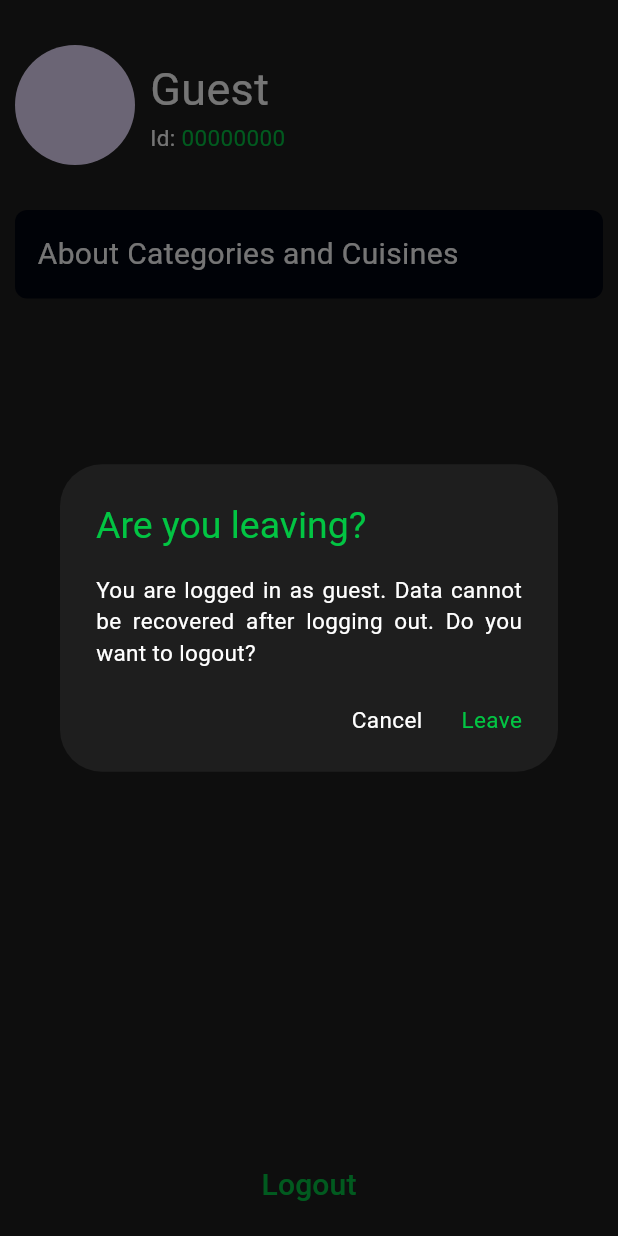
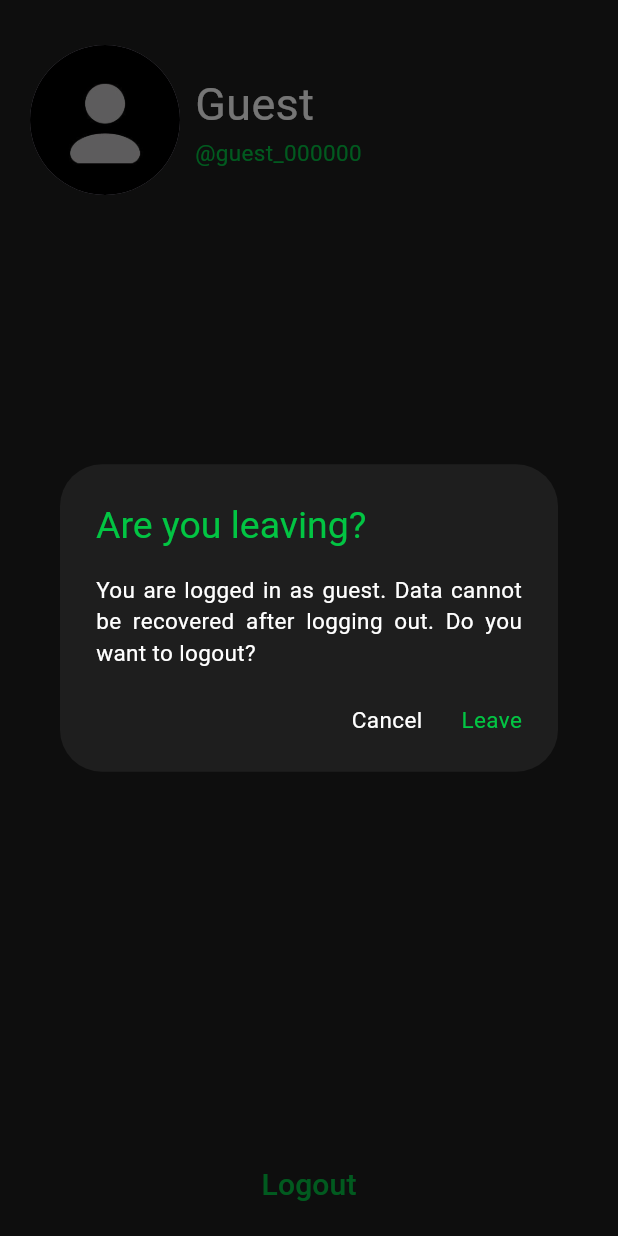
Before and after one commit to amal-tech-dev/foodies, a Flutter app: the ProfileScreen screen opened directly, after a tap on "Logout", on a phone screen of 412 x 824 dp. Run offline on Flutter 3.47's test engine with Material 3 defaults, Android fonts, the phone set to English and light mode, and no system bars; our stand-ins replace carousel_slider, flutter_svg, font_awesome_flutter, lottie, shared_preferences; accounts and stored records are empty.

Commit message:
edited profile_screen

```diff
--- a/lib/utils/image_constant.dart
+++ b/lib/utils/image_constant.dart
@@ -7,4 +7,5 @@ class ImageConstant {
   static const String loginThumbnail = Assets.thumbnailsLogin;
   static const String signupThumbnail = Assets.thumbnailsSignup;
   static const String addRecipeThumbnail = Assets.thumbnailsAddRecipe;
+  static const String profilePicture = Assets.imagesProfile;
 }
--- a/lib/view/menu_screen/menu_screen.dart
+++ b/lib/view/menu_screen/menu_screen.dart
@@ -67,7 +67,7 @@ class _MenuScreenState extends State<MenuScreen> {
                           horizontal: 40,
                         ),
                         child: Text(
-                          StringConstant.emptyKitchen,
+                          StringConstant.emptyMenu,
                           style: TextStyle(
                             color: ColorConstant.secondaryColor,
                             fontSize: DimenConstant.subtitleText,
--- a/lib/view/profile_screen/profile_screen.dart
+++ b/lib/view/profile_screen/profile_screen.dart
@@ -1,7 +1,8 @@
 import 'package:flutter/material.dart';
 import 'package:foodies/utils/color_constant.dart';
 import 'package:foodies/utils/dimen_constant.dart';
-import 'package:foodies/view/about_screen/about_screen.dart';
+import 'package:foodies/utils/image_constant.dart';
+import 'package:foodies/utils/string_constant.dart';
 import 'package:foodies/view/login_screen/login_screen.dart';
 import 'package:foodies/view/my_recipes_screen/my_recipes_screen.dart';
 import 'package:foodies/view/profile_screen/profile_widgets/profile_tile.dart';
@@ -48,14 +49,11 @@ class _ProfileScreenState extends State<ProfileScreen> {
               crossAxisAlignment: CrossAxisAlignment.start,
               children: [
                 ProfileTile(
-                  id: 0,
+                  username: 'guest_000000',
                   name: 'Guest',
-                  imageUrl: '',
+                  image: ImageConstant.profilePicture,
                 ),
-                Visibility(
-                  visible: !isGuest,
-                  child: DimenConstant.separator,
-                ),
+                DimenConstant.separator,
                 Visibility(
                   visible: !isGuest,
                   child: SettingsTile(
@@ -63,10 +61,9 @@ class _ProfileScreenState extends State<ProfileScreen> {
                     screen: MyRecipesScreen(),
                   ),
                 ),
-                DimenConstant.separator,
-                SettingsTile(
-                  name: 'About Categories and Cuisines',
-                  screen: AboutScreen(),
+                Visibility(
+                  visible: !isGuest,
+                  child: DimenConstant.separator,
                 ),
               ],
             ),
@@ -86,8 +83,8 @@ class _ProfileScreenState extends State<ProfileScreen> {
                     ),
                     content: Text(
                       isGuest
-                          ? 'You are logged in as guest. Data cannot be recovered after logging out. Do you want to logout?'
-                          : 'Do you want to logout?',
+                          ? StringConstant.logoutAlertGuest
+                          : StringConstant.logoutAlert,
                       style: TextStyle(
                         color: ColorConstant.primaryColor,
                         fontSize: DimenConstant.smallText,
@@ -107,7 +104,10 @@ class _ProfileScreenState extends State<ProfileScreen> {
                       ),
                       DimenConstant.separator,
                       InkWell(
-                        onTap: () {
+                        onTap: () async {
+                          SharedPreferences preferences =
+                              await SharedPreferences.getInstance();
+                          preferences.setBool('loggedin', false);
                           Navigator.pushAndRemoveUntil(
                             context,
                             MaterialPageRoute(
--- a/lib/view/profile_screen/profile_widgets/profile_tile.dart
+++ b/lib/view/profile_screen/profile_widgets/profile_tile.dart
@@ -4,13 +4,12 @@ import 'package:foodies/utils/dimen_constant.dart';
 import 'package:foodies/view/user_profile_screen/user_profile_screen.dart';
 
 class ProfileTile extends StatelessWidget {
-  int id;
-  String name, imageUrl;
+  String username, name, image;
   ProfileTile({
     super.key,
-    required this.id,
+    required this.username,
     required this.name,
-    required this.imageUrl,
+    required this.image,
   });
 
   @override
@@ -25,13 +24,14 @@ class ProfileTile extends StatelessWidget {
       child: Padding(
         padding: const EdgeInsets.symmetric(
           vertical: DimenConstant.edgePadding * 2,
+          horizontal: DimenConstant.edgePadding,
         ),
         child: Row(
           children: [
             CircleAvatar(
-              radius: 40,
+              radius: 50,
               backgroundImage: AssetImage(
-                imageUrl,
+                image,
               ),
             ),
             DimenConstant.separator,
@@ -47,23 +47,12 @@ class ProfileTile extends StatelessWidget {
                   maxLines: 2,
                   overflow: TextOverflow.ellipsis,
                 ),
-                Row(
-                  children: [
-                    Text(
-                      'Id: ',
-                      style: TextStyle(
-                        color: ColorConstant.primaryColor,
-                        fontSize: DimenConstant.smallText,
-                      ),
-                    ),
-                    Text(
-                      id.toString().padLeft(8, '0'),
-                      style: TextStyle(
-                        color: ColorConstant.secondaryColor,
-                        fontSize: DimenConstant.smallText,
-                      ),
-                    ),
-                  ],
+                Text(
+                  '@${username}',
+                  style: TextStyle(
+                    color: ColorConstant.secondaryColor,
+                    fontSize: DimenConstant.smallText,
+                  ),
                 ),
               ],
             )
--- a/lib/view/recipe_feed_screen/recipe_feed_widgets/filter_item.dart
+++ b/lib/view/recipe_feed_screen/recipe_feed_widgets/filter_item.dart
@@ -38,6 +38,7 @@ class FilterItem extends StatelessWidget {
                   : ColorConstant.primaryColor,
               fontSize: DimenConstant.extraSmallText,
             ),
+            textAlign: TextAlign.center,
           ),
         ),
       ),
--- a/lib/view/recipe_view_screen/recipe_view_screen.dart
+++ b/lib/view/recipe_view_screen/recipe_view_screen.dart
@@ -89,8 +89,8 @@ class RecipeViewScreen extends StatelessWidget {
                       onPressed: onKitchenPressed,
                       icon: Icon(
                         isAddedToKitchen
-                            ? Icons.food_bank_rounded
-                            : Icons.food_bank_outlined,
+                            ? Icons.favorite_rounded
+                            : Icons.favorite_outline_rounded,
                         color: isAddedToKitchen
                             ? ColorConstant.secondaryColor
                             : ColorConstant.primaryColor,
--- a/pubspec.yaml
+++ b/pubspec.yaml
@@ -27,5 +27,6 @@ flutter:
   assets:
     - assets/logo/
     - assets/lottie/
+    - assets/images/
     - assets/thumbnails/
     - assets/food_images/
```
Also changed, not shown: lib/utils/string_constant.dart (+6 -4 lines), lib/view/about_screen/about_screen.dart (deleted, +0 -10 lines), lib/view/add_or_edit_recipe_screen/add_or_edit_recipe_screen.dart (+20 -2 lines), lib/view/search_screen/search_screen.dart (+0 -22 lines), lib/view/select_cuisine_screen/select_cuisine_screen.dart (deleted, +0 -133 lines), lib/view/select_cuisine_screen/select_cuisine_widgets/cuisine_tile.dart (deleted, +0 -48 lines), lib/view/select_diet_screen/select_diet_screen.dart (+4 -4 lines), assets/images/profile.png (added), lib/generated/assets.dart.
